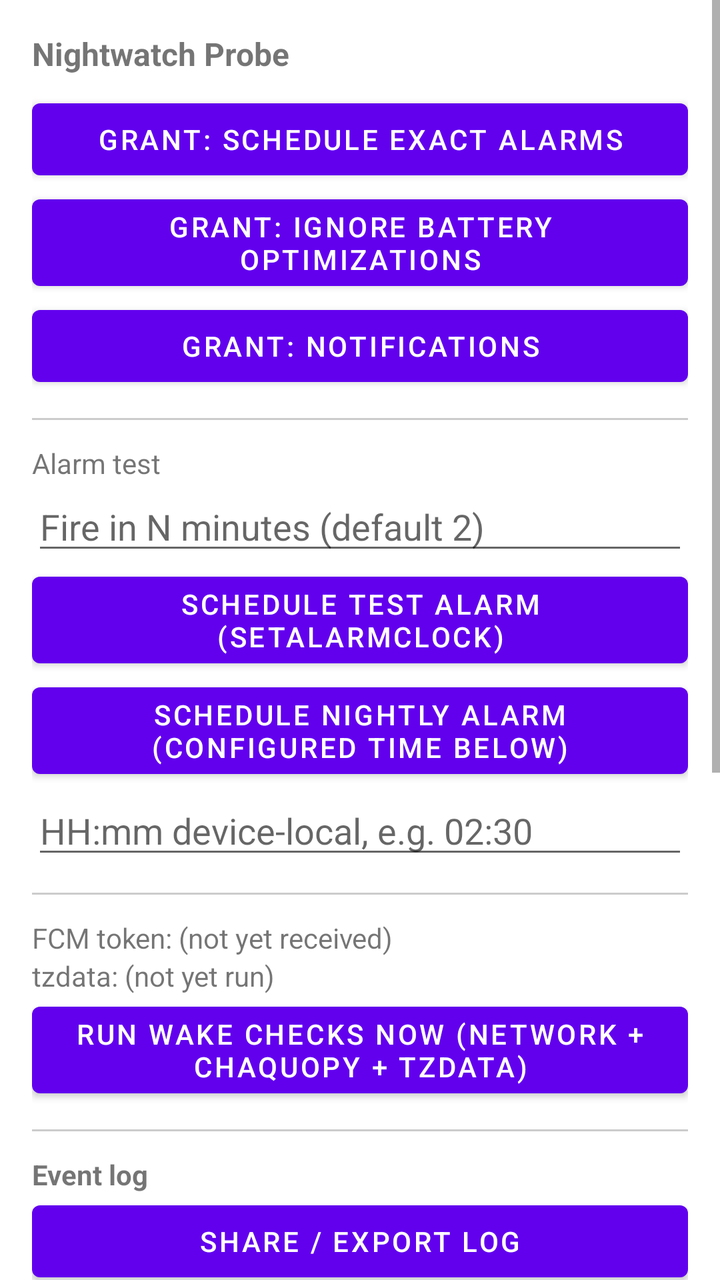
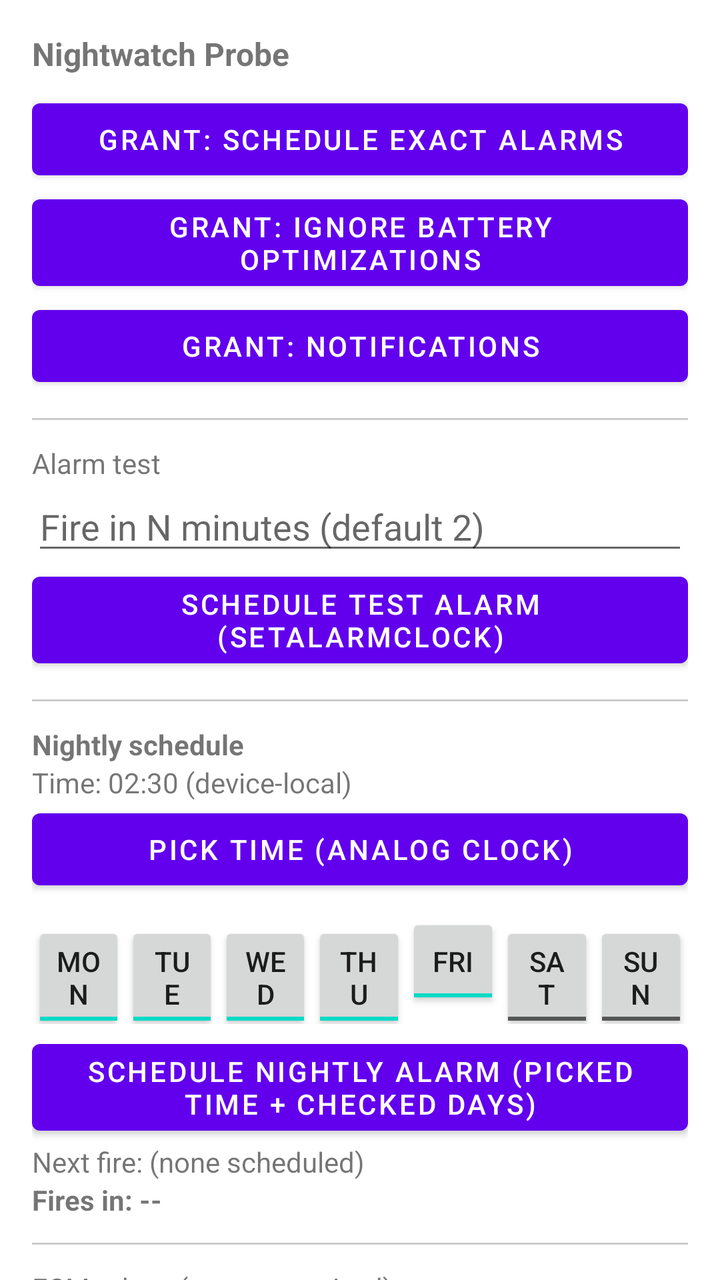

Two renders of the same Android screen: before a commit and after it. Below are the layout's source before the change and the commit's diff.
<!-- AndroidManifest.xml: application theme Theme.NightwatchProbe -->
<!-- res/layout/activity_main.xml -->
<?xml version="1.0" encoding="utf-8"?>
<ScrollView xmlns:android="http://schemas.android.com/apk/res/android"
    android:layout_width="match_parent"
    android:layout_height="match_parent">

    <LinearLayout
        android:layout_width="match_parent"
        android:layout_height="wrap_content"
        android:orientation="vertical"
        android:padding="16dp">

        <TextView
            android:id="@+id/txtStatus"
            android:layout_width="match_parent"
            android:layout_height="wrap_content"
            android:textIsSelectable="true"
            android:text="@string/app_name"
            android:textStyle="bold"
            android:textSize="16sp"
            android:paddingBottom="8dp" />

        <Button
            android:id="@+id/btnRequestExactAlarm"
            android:layout_width="match_parent"
            android:layout_height="wrap_content"
            android:text="Grant: Schedule exact alarms" />

        <Button
            android:id="@+id/btnRequestBatteryExemption"
            android:layout_width="match_parent"
            android:layout_height="wrap_content"
            android:text="Grant: Ignore battery optimizations" />

        <Button
            android:id="@+id/btnRequestNotifications"
            android:layout_width="match_parent"
            android:layout_height="wrap_content"
            android:text="Grant: Notifications" />

        <View
            android:layout_width="match_parent"
            android:layout_height="1dp"
            android:background="#33000000"
            android:layout_marginTop="12dp"
            android:layout_marginBottom="12dp" />

        <TextView
            android:layout_width="match_parent"
            android:layout_height="wrap_content"
            android:text="Alarm test" />

        <EditText
            android:id="@+id/editFireMinutes"
            android:layout_width="match_parent"
            android:layout_height="wrap_content"
            android:hint="Fire in N minutes (default 2)"
            android:inputType="number" />

        <Button
            android:id="@+id/btnScheduleTest"
            android:layout_width="match_parent"
            android:layout_height="wrap_content"
            android:text="Schedule test alarm (setAlarmClock)" />

        <Button
            android:id="@+id/btnScheduleNightly"
            android:layout_width="match_parent"
            android:layout_height="wrap_content"
            android:text="Schedule nightly alarm (configured time below)" />

        <EditText
            android:id="@+id/editNightlyTime"
            android:layout_width="match_parent"
            android:layout_height="wrap_content"
            android:hint="HH:mm device-local, e.g. 02:30"
            android:inputType="text" />

        <View
            android:layout_width="match_parent"
            android:layout_height="1dp"
            android:background="#33000000"
            android:layout_marginTop="12dp"
            android:layout_marginBottom="12dp" />

        <TextView
            android:id="@+id/txtFcmToken"
            android:layout_width="match_parent"
            android:layout_height="wrap_content"
            android:textIsSelectable="true"
            android:text="FCM token: (not yet received)" />

        <TextView
            android:id="@+id/txtTz"
            android:layout_width="match_parent"
            android:layout_height="wrap_content"
            android:textIsSelectable="true"
            android:text="tzdata: (not yet run)" />

        <Button
            android:id="@+id/btnRunChecksNow"
            android:layout_width="match_parent"
            android:layout_height="wrap_content"
            android:text="Run wake checks now (network + Chaquopy + tzdata)" />

        <View
            android:layout_width="match_parent"
            android:layout_height="1dp"
            android:background="#33000000"
            android:layout_marginTop="12dp"
            android:layout_marginBottom="12dp" />

        <TextView
            android:layout_width="match_parent"
            android:layout_height="wrap_content"
            android:text="Event log"
            android:textStyle="bold" />

        <Button
            android:id="@+id/btnShareLog"
            android:layout_width="match_parent"
            android:layout_height="wrap_content"
            android:text="Share / export log" />

        <ListView
            android:id="@+id/listEvents"
            android:layout_width="match_parent"
            android:layout_height="400dp" />

    </LinearLayout>
</ScrollView>
<!-- resources referenced by this layout -->
<resources>
  <string name="app_name">Nightwatch Probe</string>
  <style name="Theme.NightwatchProbe" parent="Theme.MaterialComponents.DayNight.NoActionBar" />
</resources>

<!-- the commit's change to res/layout/activity_main.xml (unified diff, before → after) -->
@@ -1,7 +1,10 @@
 <?xml version="1.0" encoding="utf-8"?>
-<ScrollView xmlns:android="http://schemas.android.com/apk/res/android"
+<androidx.core.widget.NestedScrollView
+    android:id="@+id/rootScroll"
+    xmlns:android="http://schemas.android.com/apk/res/android"
     android:layout_width="match_parent"
-    android:layout_height="match_parent">
+    android:layout_height="match_parent"
+    android:clipToPadding="false">
 
     <LinearLayout
         android:layout_width="match_parent"
@@ -37,12 +40,7 @@
             android:layout_height="wrap_content"
             android:text="Grant: Notifications" />
 
-        <View
-            android:layout_width="match_parent"
-            android:layout_height="1dp"
-            android:background="#33000000"
-            android:layout_marginTop="12dp"
-            android:layout_marginBottom="12dp" />
+        <View style="@style/Divider" />
 
         <TextView
             android:layout_width="match_parent"
@@ -62,25 +60,107 @@
             android:layout_height="wrap_content"
             android:text="Schedule test alarm (setAlarmClock)" />
 
+        <View style="@style/Divider" />
+
+        <TextView
+            android:layout_width="match_parent"
+            android:layout_height="wrap_content"
+            android:text="Nightly schedule"
+            android:textStyle="bold" />
+
+        <TextView
+            android:id="@+id/txtPickedTime"
+            android:layout_width="match_parent"
+            android:layout_height="wrap_content"
+            android:text="Time: 02:30 (device-local)" />
+
+        <Button
+            android:id="@+id/btnPickTime"
+            android:layout_width="match_parent"
+            android:layout_height="wrap_content"
+            android:text="Pick time (analog clock)" />
+
+        <LinearLayout
+            android:id="@+id/dayToggleRow"
+            android:layout_width="match_parent"
+            android:layout_height="wrap_content"
+            android:orientation="horizontal"
+            android:paddingTop="8dp"
+            android:paddingBottom="4dp">
+
+            <ToggleButton
+                android:id="@+id/toggleMon"
+                android:layout_width="0dp"
+                android:layout_height="wrap_content"
+                android:layout_weight="1"
+                android:textOn="Mon" android:textOff="Mon"
+                android:checked="true" />
+            <ToggleButton
+                android:id="@+id/toggleTue"
+                android:layout_width="0dp"
+                android:layout_height="wrap_content"
+                android:layout_weight="1"
+                android:textOn="Tue" android:textOff="Tue"
+                android:checked="true" />
+            <ToggleButton
+                android:id="@+id/toggleWed"
+                android:layout_width="0dp"
+                android:layout_height="wrap_content"
+                android:layout_weight="1"
+                android:textOn="Wed" android:textOff="Wed"
+                android:checked="true" />
+            <ToggleButton
+                android:id="@+id/toggleThu"
+                android:layout_width="0dp"
+                android:layout_height="wrap_content"
+                android:layout_weight="1"
+                android:textOn="Thu" android:textOff="Thu"
+                android:checked="true" />
+            <ToggleButton
+                android:id="@+id/toggleFri"
+                android:layout_width="0dp"
+                android:layout_height="wrap_content"
+                android:layout_weight="1"
+                android:textOn="Fri" android:textOff="Fri"
+                android:checked="true" />
+            <ToggleButton
+                android:id="@+id/toggleSat"
+                android:layout_width="0dp"
+                android:layout_height="wrap_content"
+                android:layout_weight="1"
+                android:textOn="Sat" android:textOff="Sat"
+                android:checked="false" />
+            <ToggleButton
+                android:id="@+id/toggleSun"
+                android:layout_width="0dp"
+                android:layout_height="wrap_content"
+                android:layout_weight="1"
+                android:textOn="Sun" android:textOff="Sun"
+                android:checked="false" />
+        </LinearLayout>
+
         <Button
             android:id="@+id/btnScheduleNightly"
             android:layout_width="match_parent"
             android:layout_height="wrap_content"
-            android:text="Schedule nightly alarm (configured time below)" />
-
-        <EditText
-            android:id="@+id/editNightlyTime"
-            android:layout_width="match_parent"
-            android:layout_height="wrap_content"
-            android:hint="HH:mm device-local, e.g. 02:30"
-            android:inputType="text" />
-
-        <View
-            android:layout_width="match_parent"
-            android:layout_height="1dp"
-            android:background="#33000000"
-            android:layout_marginTop="12dp"
-            android:layout_marginBottom="12dp" />
+            android:text="Schedule nightly alarm (picked time + checked days)" />
+
+        <TextView
+            android:id="@+id/txtNextFireAbsolute"
+            android:layout_width="match_parent"
+            android:layout_height="wrap_content"
+            android:textIsSelectable="true"
+            android:text="Next fire: (none scheduled)" />
+
+        <TextView
+            android:id="@+id/txtCountdown"
+            android:layout_width="match_parent"
+            android:layout_height="wrap_content"
+            android:textIsSelectable="true"
+            android:textStyle="bold"
+            android:text="Fires in: --" />
+
+        <View style="@style/Divider" />
 
         <TextView
             android:id="@+id/txtFcmToken"
@@ -96,18 +176,40 @@
             android:textIsSelectable="true"
             android:text="tzdata: (not yet run)" />
 
+        <TextView
+            android:id="@+id/txtFcmPriority"
+            android:layout_width="match_parent"
+            android:layout_height="wrap_content"
+            android:textIsSelectable="true"
+            android:textColor="#B00020"
+            android:text="FCM priority canary: (no message received yet)" />
+
+        <TextView
+            android:id="@+id/txtStandbyBucket"
+            android:layout_width="match_parent"
+            android:layout_height="wrap_content"
+            android:textIsSelectable="true"
+            android:text="Standby bucket: (unknown)" />
+
         <Button
             android:id="@+id/btnRunChecksNow"
             android:layout_width="match_parent"
             android:layout_height="wrap_content"
-            android:text="Run wake checks now (network + Chaquopy + tzdata)" />
-
-        <View
-            android:layout_width="match_parent"
-            android:layout_height="1dp"
-            android:background="#33000000"
-            android:layout_marginTop="12dp"
-            android:layout_marginBottom="12dp" />
+            android:text="Run FULL check battery now (selftest)" />
+
+        <Button
+            android:id="@+id/btnSendTelegramTest"
+            android:layout_width="match_parent"
+            android:layout_height="wrap_content"
+            android:text="Send Telegram test message now" />
+
+        <Button
+            android:id="@+id/btnPushSnapshot"
+            android:layout_width="match_parent"
+            android:layout_height="wrap_content"
+            android:text="Push snapshot to Worker now" />
+
+        <View style="@style/Divider" />
 
         <TextView
             android:layout_width="match_parent"
@@ -115,6 +217,11 @@
             android:text="Event log"
             android:textStyle="bold" />
 
+        <Spinner
+            android:id="@+id/spinnerLogFilter"
+            android:layout_width="match_parent"
+            android:layout_height="wrap_content" />
+
         <Button
             android:id="@+id/btnShareLog"
             android:layout_width="match_parent"
@@ -124,7 +231,9 @@
         <ListView
             android:id="@+id/listEvents"
             android:layout_width="match_parent"
-            android:layout_height="400dp" />
+            android:layout_height="500dp"
+            android:divider="#22000000"
+            android:dividerHeight="1dp" />
 
     </LinearLayout>
-</ScrollView>
+</androidx.core.widget.NestedScrollView>
<!-- resource entries referenced after the edit -->
@@ -1,6 +1,13 @@
 <!-- resources referenced by this layout -->
 <resources>
   <string name="app_name">Nightwatch Probe</string>
+  <style name="Divider">
+          <item name="android:layout_width">match_parent</item>
+          <item name="android:layout_height">1dp</item>
+          <item name="android:background">#33000000</item>
+          <item name="android:layout_marginTop">12dp</item>
+          <item name="android:layout_marginBottom">12dp</item>
+      </style>
   <style name="Theme.NightwatchProbe" parent="Theme.MaterialComponents.DayNight.NoActionBar" />
 </resources>
 
